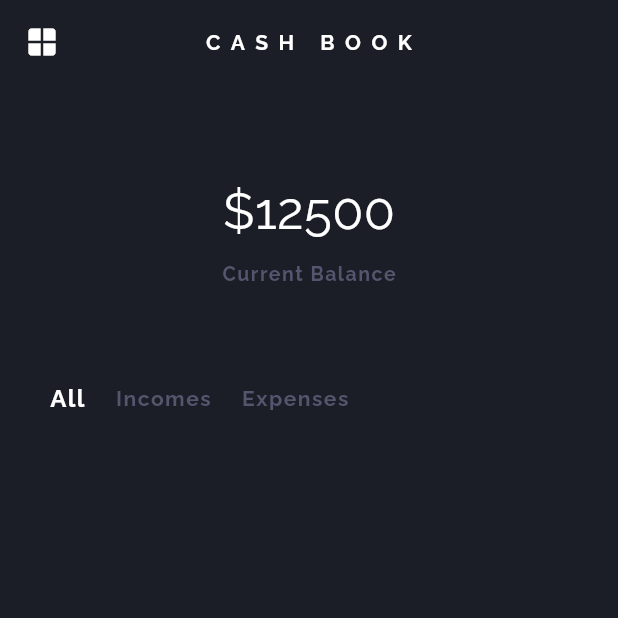
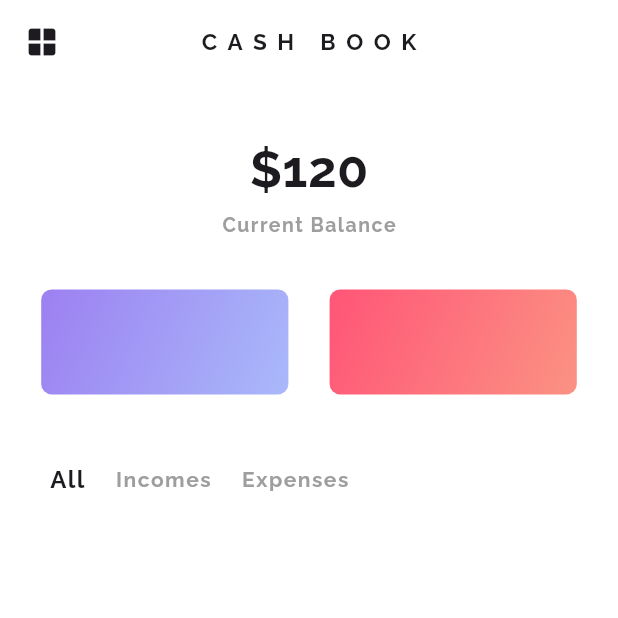
Before and after one commit to itsAliTahir/Expense-Tracker, a Flutter app: the screen it shows after launch, on a phone screen of 412 x 824 dp, the top half of it. Run offline on Flutter 3.47's test engine with Material 3 defaults, Android fonts, the phone set to English and light mode, and no system bars; drawn by our look-alikes of animated_flip_counter.

Commit message:
new ui made

```diff
--- a/lib/main.dart
+++ b/lib/main.dart
@@ -13,14 +13,21 @@ class MyApp extends StatelessWidget {
   Widget build(BuildContext context) {
     return MaterialApp(
       debugShowCheckedModeBanner: false,
-      theme: ThemeData.light(),
-      darkTheme: ThemeData(
-          appBarTheme: AppBarTheme(color: darkThemeScaffold),
+      theme: ThemeData(
+          textTheme:
+              const TextTheme(titleLarge: TextStyle(color: Colors.black)),
+          appBarTheme: AppBarTheme(color: lightThemeScaffold),
           drawerTheme:
-              DrawerThemeData(backgroundColor: darkThemeDrawerBackgroundColor),
-          secondaryHeaderColor: darkThemeSecondaryFont,
-          scaffoldBackgroundColor: darkThemeScaffold),
-      themeMode: ThemeMode.dark,
+              DrawerThemeData(backgroundColor: lightThemeDrawerBackgroundColor),
+          secondaryHeaderColor: lightThemeSecondaryFont,
+          scaffoldBackgroundColor: lightThemeScaffold),
+      // darkTheme: ThemeData(
+      //     appBarTheme: AppBarTheme(color: darkThemeScaffold),
+      //     drawerTheme:
+      //         DrawerThemeData(backgroundColor: darkThemeDrawerBackgroundColor),
+      //     secondaryHeaderColor: darkThemeSecondaryFont,
+      //     scaffoldBackgroundColor: darkThemeScaffold),
+      themeMode: ThemeMode.light,
       home: const MyHomeScreenBody(),
     );
   }
--- a/lib/provider/data_provider.dart
+++ b/lib/provider/data_provider.dart
@@ -1,10 +1,16 @@
-import 'package:cash_book_expense_tracker/provider/models/instance_model.dart';
+import 'package:cash_book_expense_tracker/provider/models/transaction_model.dart';
 import 'package:flutter/material.dart';
 
 class DataProvider with ChangeNotifier {
-  final List<Expenses> _myExpensesList = [];
+  final List<Transaction> _myExpensesList = [
+    Transaction("1", "My Transaction", 1200, "not made yet"),
+    Transaction("2", "My Transaction", 800, "not made yet"),
+    Transaction("3", "My Transaction", -1000, "not made yet"),
+    Transaction("4", "My Transaction", 200, "not made yet"),
+    Transaction("5", "My Transaction", -500, "not made yet"),
+  ];
 
-  List<Expenses> get items {
+  List<Transaction> get items {
     return [..._myExpensesList];
   }
 }
--- a/lib/provider/models/instance_model.dart
+++ b/lib/provider/models/transaction_model.dart
@@ -1,9 +1,9 @@
 import 'package:flutter/material.dart';
 
-class Expenses {
+class Transaction {
   String id;
   String title;
   int amount;
   String date;
-  Expenses(this.id, this.title, this.amount, this.date);
+  Transaction(this.id, this.title, this.amount, this.date);
 }
--- a/lib/provider/themes_data.dart
+++ b/lib/provider/themes_data.dart
@@ -5,3 +5,9 @@ Color darkThemeScaffold = const Color.fromARGB(255, 27, 29, 39);
 Color darkThemePrimaryFont = Colors.white;
 Color darkThemeSecondaryFont = const Color.fromARGB(255, 83, 86, 109);
 Color darkThemeDrawerBackgroundColor = Colors.black;
+
+// Light Theme Data
+Color lightThemeScaffold = Colors.white;
+Color lightThemePrimaryFont = Colors.black;
+Color lightThemeSecondaryFont = Colors.grey;
+Color lightThemeDrawerBackgroundColor = Colors.black;
--- a/lib/screens/home_screen/appbar.dart
+++ b/lib/screens/home_screen/appbar.dart
@@ -14,7 +14,6 @@ class _MyAppBarState extends State<MyAppBar> {
       leading: IconButton(
         icon: const Icon(
           Icons.window,
-          color: Colors.white,
         ),
         onPressed: () {
           Scaffold.of(context).openDrawer();
@@ -25,9 +24,8 @@ class _MyAppBarState extends State<MyAppBar> {
         style: TextStyle(
           fontFamily: "Raleway",
           fontWeight: FontWeight.bold,
-          fontSize: 14,
+          fontSize: 15,
           letterSpacing: 7,
-          color: Colors.white,
         ),
       ),
       centerTitle: true,
--- a/lib/screens/home_screen/current_balance.dart
+++ b/lib/screens/home_screen/current_balance.dart
@@ -10,14 +10,14 @@ class MyCurrentBalance extends StatefulWidget {
 }
 
 class _MyCurrentBalanceState extends State<MyCurrentBalance> {
-  num temp = 12500;
+  num temp = 120;
   @override
   Widget build(BuildContext context) {
     double screenHeight = MediaQuery.of(context).size.height;
     return Center(
       child: Container(
         margin:
-            EdgeInsets.symmetric(horizontal: 15, vertical: screenHeight * 0.02),
+            EdgeInsets.symmetric(horizontal: 15, vertical: screenHeight * 0.04),
         child: Column(
           mainAxisAlignment: MainAxisAlignment.center,
           crossAxisAlignment: CrossAxisAlignment.center,
@@ -26,10 +26,12 @@ class _MyCurrentBalanceState extends State<MyCurrentBalance> {
               value: temp,
               prefix: "\$",
               textStyle: const TextStyle(
-                  fontFamily: "Raleway", color: Colors.white, fontSize: 34),
+                  fontFamily: "Raleway",
+                  fontSize: 34,
+                  fontWeight: FontWeight.bold),
             ),
             const SizedBox(
-              height: 8,
+              height: 3,
             ),
             Text(
               "Current Balance",
--- a/lib/screens/home_screen/home_screen_body.dart
+++ b/lib/screens/home_screen/home_screen_body.dart
@@ -1,5 +1,6 @@
 import 'package:cash_book_expense_tracker/screens/home_screen/appbar.dart';
 import 'package:cash_book_expense_tracker/screens/home_screen/current_balance.dart';
+import 'package:cash_book_expense_tracker/screens/home_screen/income_expenses.dart';
 import 'package:cash_book_expense_tracker/screens/home_screen/select_category.dart';
 import 'package:flutter/material.dart';
 
@@ -10,12 +11,13 @@ class MyHomeScreenBody extends StatelessWidget {
   Widget build(BuildContext context) {
     return Scaffold(
       appBar: PreferredSize(
-        preferredSize: Size.fromHeight(100.0),
+        preferredSize: Size.fromHeight(56.0),
         child: MyAppBar(),
       ),
       drawer: Drawer(),
       body: Column(children: [
         MyCurrentBalance(),
+        MyIncomeExpenses(),
         MySelectCategory(),
       ]),
     );
--- /dev/null
+++ b/lib/screens/home_screen/income_expenses.dart
@@ -0,0 +1,36 @@
+import 'package:flutter/material.dart';
+
+class MyIncomeExpenses extends StatelessWidget {
+  const MyIncomeExpenses({super.key});
+
+  @override
+  Widget build(BuildContext context) {
+    double screenWidth = MediaQuery.of(context).size.width;
+    print(screenWidth);
+    return Row(
+      mainAxisAlignment: MainAxisAlignment.spaceEvenly,
+      children: [
+        Container(
+          width: screenWidth * 0.4,
+          height: 70,
+          decoration: BoxDecoration(
+              borderRadius: BorderRadius.circular(7),
+              gradient: const LinearGradient(colors: [
+                Color.fromARGB(255, 156, 128, 241),
+                Color.fromARGB(255, 169, 185, 250)
+              ], begin: Alignment.topLeft, end: Alignment.bottomRight)),
+        ),
+        Container(
+          width: screenWidth * 0.4,
+          height: 70,
+          decoration: BoxDecoration(
+              borderRadius: BorderRadius.circular(7),
+              gradient: const LinearGradient(colors: [
+                Color.fromARGB(255, 255, 85, 119),
+                Color.fromARGB(255, 251, 146, 131)
+              ], begin: Alignment.topLeft, end: Alignment.bottomRight)),
+        ),
+      ],
+    );
+  }
+}
--- a/lib/screens/home_screen/select_category.dart
+++ b/lib/screens/home_screen/select_category.dart
@@ -26,7 +26,6 @@ class MySelectCategory extends StatelessWidget {
                   fontWeight: FontWeight.bold,
                   fontSize: 16,
                   letterSpacing: 1,
-                  color: Colors.white,
                 ),
               ),
               SizedBox(
--- a/pubspec.yaml
+++ b/pubspec.yaml
@@ -37,6 +37,7 @@ dependencies:
   cupertino_icons: ^1.0.2
   animated_flip_counter: ^0.2.6
   provider: ^6.1.1
+  fluentui_system_icons: ^1.1.224
 
 dev_dependencies:
   flutter_test:
```
Also changed, not shown: lib/screens/home_screen/floatingactionbutton.dart (added), pubspec.lock.
